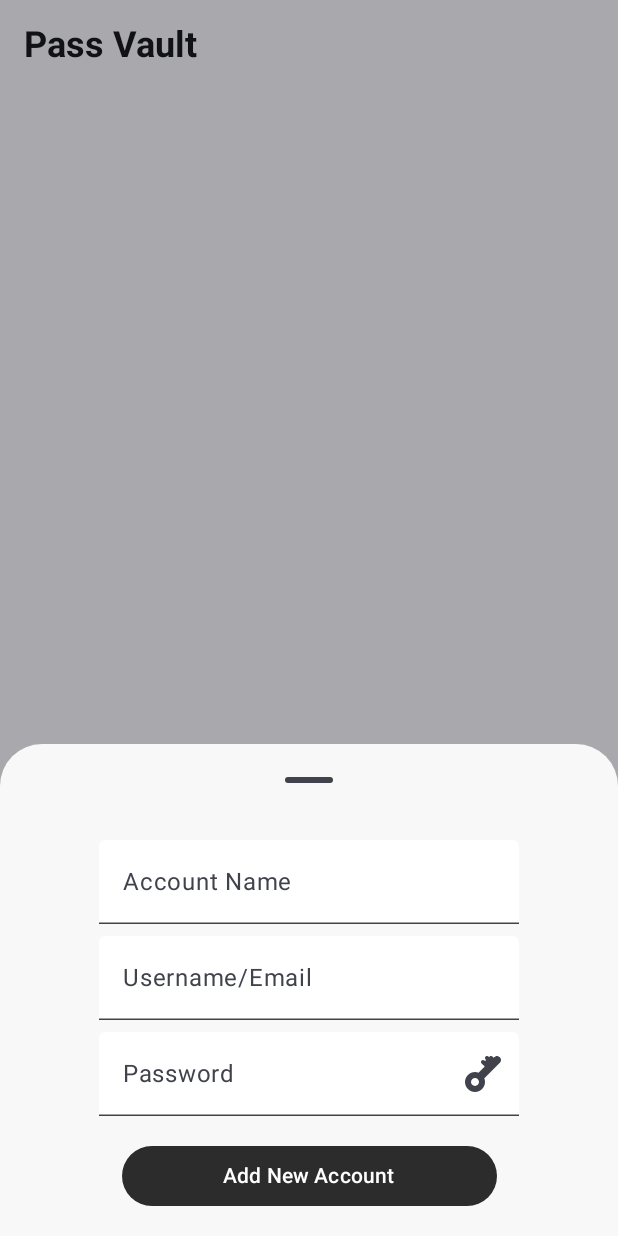
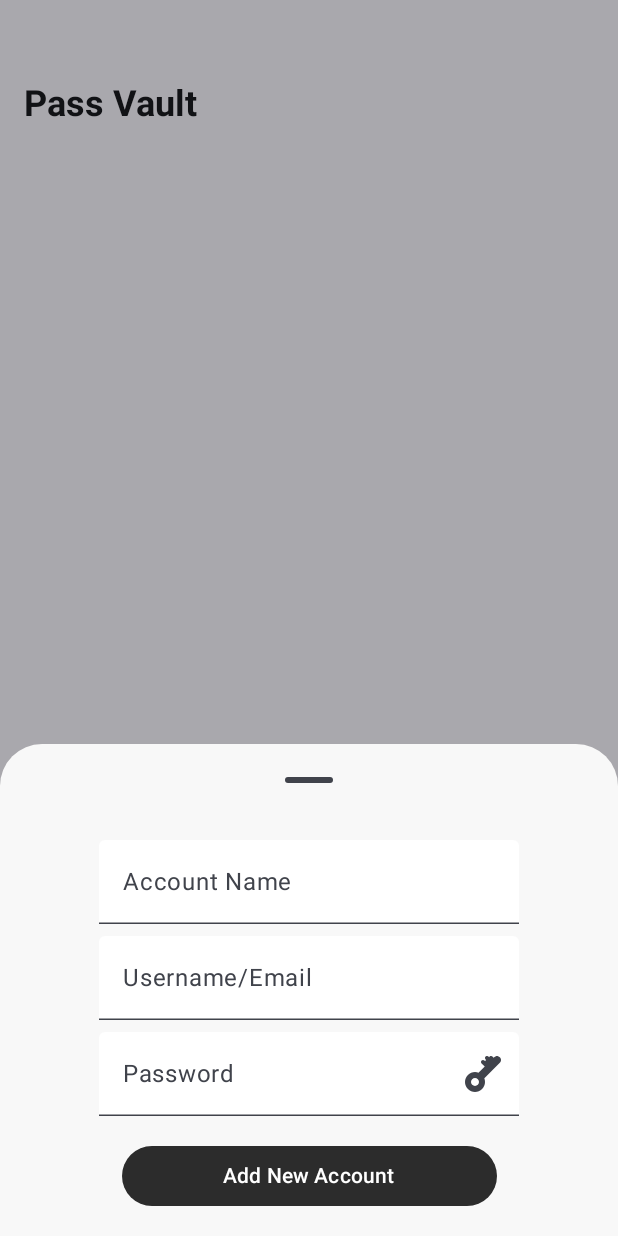
Before and after one commit to ayush06092002/Pass_Vault, an Android app built with Jetpack Compose: the composable HomeScreen shown on its own in the app's theme, after a tap on "Add Password", on a phone screen of 412 x 824 dp. Run offline under Robolectric (Android 15) with nearby library versions, the phone set to English and light mode, and no system bars; our stand-ins replace Dagger/Hilt's generated code, Room's generated code.

```diff
--- a/app/src/main/java/com/who/passvault/screens/HomeScreen.kt
+++ b/app/src/main/java/com/who/passvault/screens/HomeScreen.kt
@@ -51,7 +51,7 @@ fun HomeScreen(){
         mutableStateOf(false)
     }
     val viewModel = hiltViewModel<PasswordViewModel>()
-    Scaffold(modifier = Modifier.padding(16.dp),
+    Scaffold(modifier = Modifier.padding(top = 55.dp, start = 16.dp, end = 16.dp, bottom = 16.dp),
         containerColor = Color.Transparent,
         topBar = {
             Text(
```
